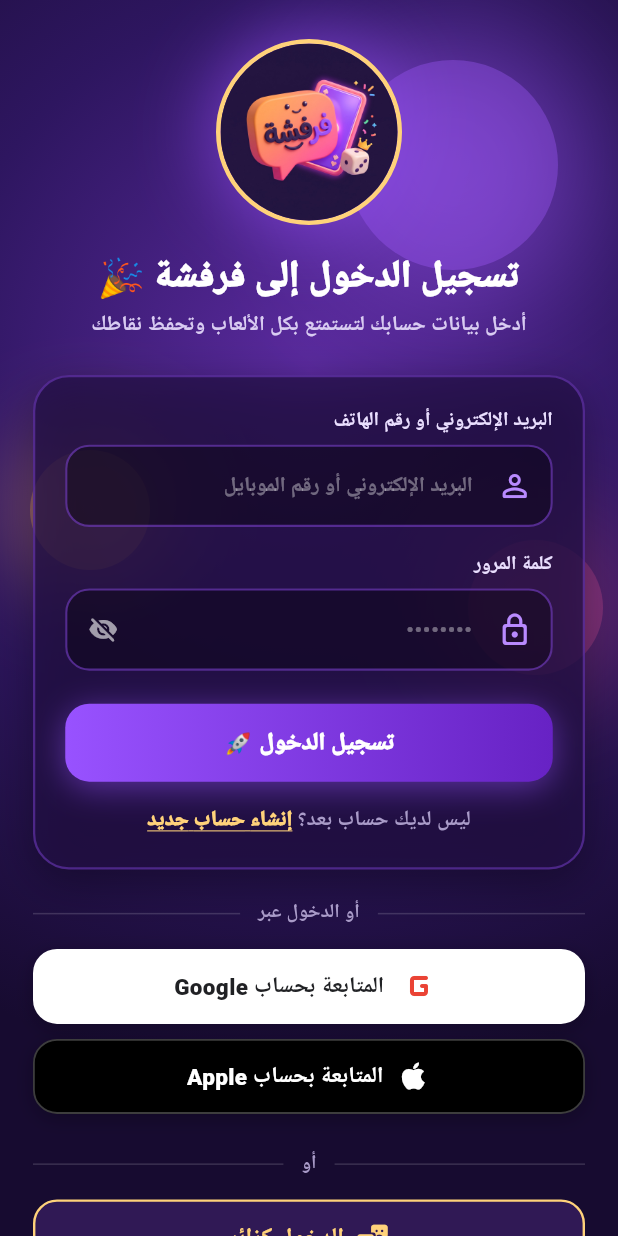
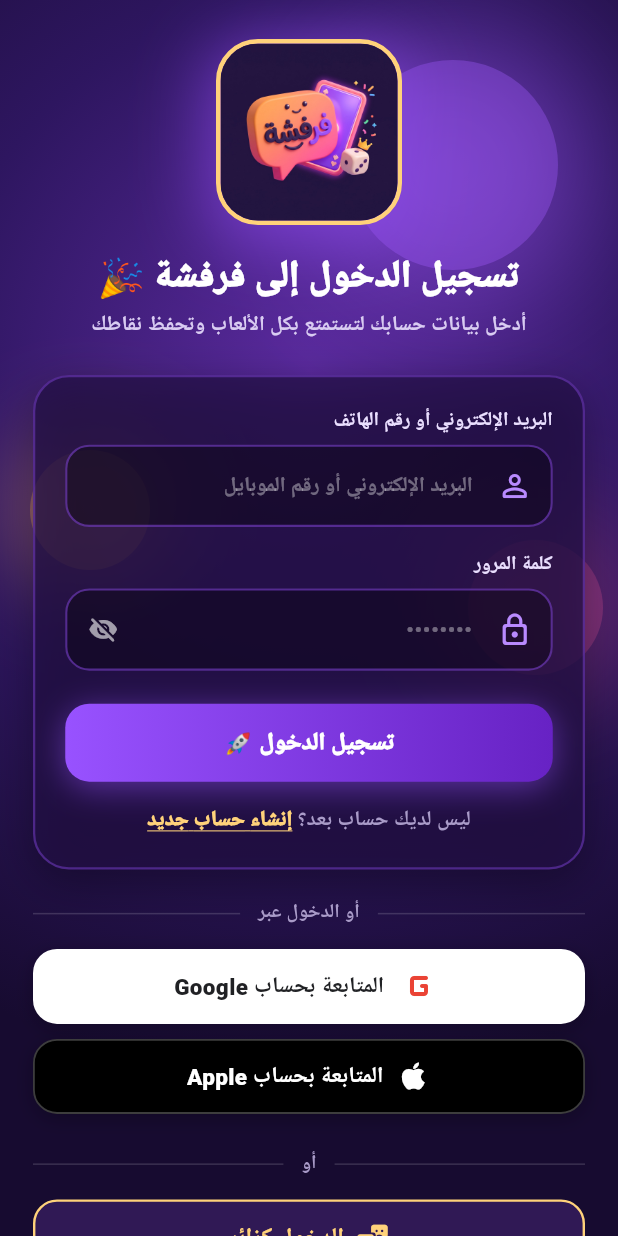
Before and after one commit to osamasparky/farafsha_App, a Flutter app: the screen it shows after launch, after a tap on "لدي حساب؟ تسجيل الدخول", on a phone screen of 412 x 824 dp. Run offline on Flutter 3.47's test engine with Material 3 defaults, Android fonts, the phone set to English and light mode, and no system bars; our stand-ins replace audioplayers, flutter_riverpod, go_router, google_fonts, image_picker, shared_preferences; missing offline and left inert: pusher_channels_flutter; network calls fail.

Commit message:
feat(ui): refine 3D Farfasha app icon display with gold-bordered squircle badge across splash, login, and home

```diff
--- a/mobile/lib/features/auth/screens/login_screen.dart
+++ b/mobile/lib/features/auth/screens/login_screen.dart
@@ -307,18 +307,19 @@ class _LoginScreenState extends State<LoginScreen> {
                   width: 124,
                   height: 124,
                   decoration: BoxDecoration(
-                    shape: BoxShape.circle,
+                    borderRadius: BorderRadius.circular(28),
                     border: Border.all(color: const Color(0xFFFFD27A), width: 3),
                     boxShadow: [
                       BoxShadow(
-                        color: const Color(0xFF8F4BF0).withValues(alpha: 0.6),
+                        color: const Color(0xFF8F4BF0).withValues(alpha: 0.65),
                         blurRadius: 40,
                         spreadRadius: 6,
+                        offset: const Offset(0, 8),
                       ),
                     ],
                   ),
                   child: ClipRRect(
-                    borderRadius: BorderRadius.circular(999),
+                    borderRadius: BorderRadius.circular(25),
                     child: Image.asset('assets/images/farfasha_logo.png', fit: BoxFit.cover),
                   ),
                 ),
--- a/mobile/lib/features/splash_onboarding/screens/splash_screen.dart
+++ b/mobile/lib/features/splash_onboarding/screens/splash_screen.dart
@@ -23,20 +23,21 @@ class SplashScreen extends StatelessWidget {
               Column(
                 children: [
                   Container(
-                    width: 120,
-                    height: 120,
+                    width: 130,
+                    height: 130,
                     decoration: BoxDecoration(
-                      shape: BoxShape.circle,
+                      borderRadius: BorderRadius.circular(30),
                       boxShadow: [
                         BoxShadow(
-                          color: AppColors.brandViolet.withValues(alpha: 0.5),
+                          color: AppColors.brandViolet.withValues(alpha: 0.6),
                           blurRadius: 40,
                           spreadRadius: 8,
+                          offset: const Offset(0, 10),
                         ),
                       ],
                     ),
                     child: ClipRRect(
-                      borderRadius: BorderRadius.circular(999),
+                      borderRadius: BorderRadius.circular(30),
                       child: Image.asset('assets/images/farfasha_logo.png', fit: BoxFit.cover),
                     ),
                   ),
```
Also changed, not shown: mobile/lib/features/home/screens/home_screen.dart (+5 -3 lines).
